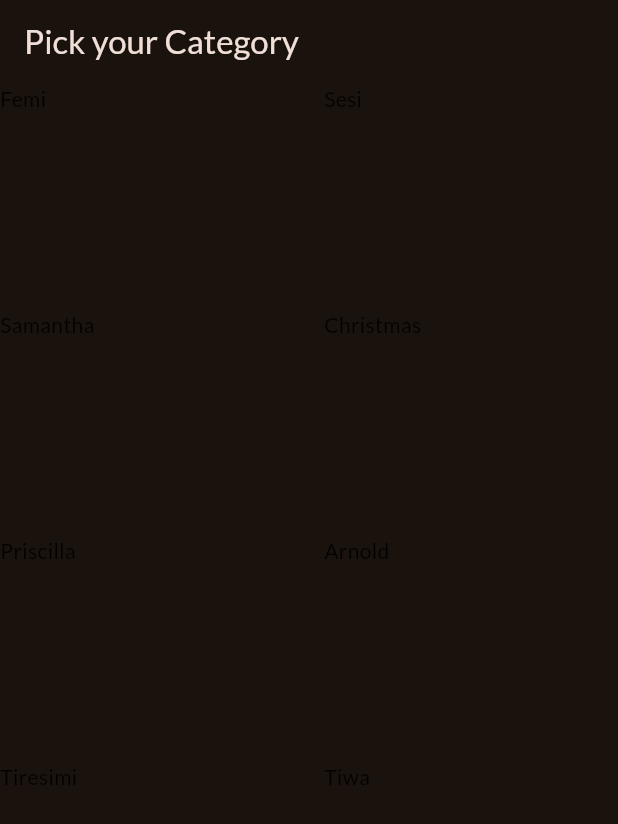
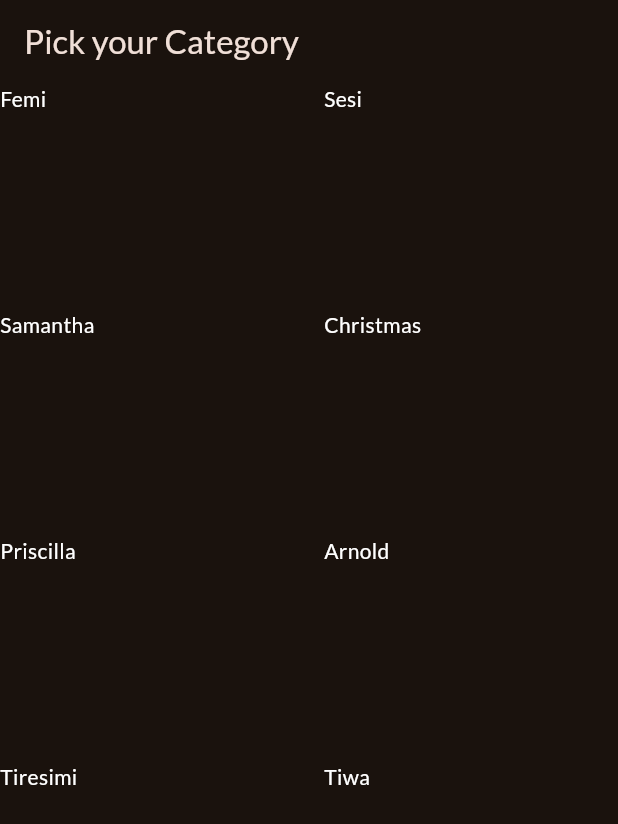
Before and after one commit to atomicstructure/meals, a Flutter app: the screen it shows after launch, on a phone screen of 412 x 824 dp. Shown: the top 824 px of the screen. Run offline on Flutter 3.47's test engine with Material 2 defaults, Android fonts, the phone set to English and light mode, and no system bars; our stand-ins replace google_fonts.

Commit message:
Added style to the Text to make the dummy data visible on the homescreen

```diff
--- a/lib/categories.dart
+++ b/lib/categories.dart
@@ -11,19 +11,44 @@ class CategoriesScreen extends StatelessWidget {
       ),
       body: GridView(
         gridDelegate: const SliverGridDelegateWithFixedCrossAxisCount(
-            crossAxisCount: 2,
-            childAspectRatio: 3 / 2,
-            crossAxisSpacing: 20,
-            mainAxisSpacing: 20),
+          crossAxisCount: 2,
+          childAspectRatio: 3 / 2,
+          crossAxisSpacing: 20,
+          mainAxisSpacing: 20,
+        ),
         children: const [
-          Text('Femi'),
-          Text('Sesi'),
-          Text('Samantha'),
-          Text('Christmas'),
-          Text('Priscilla'),
-          Text('Arnold'),
-          Text('Tiresimi'),
-          Text('Tiwa'),
+          Text(
+            'Femi',
+            style: TextStyle(color: Colors.white),
+          ),
+          Text(
+            'Sesi',
+            style: TextStyle(color: Colors.white),
+          ),
+          Text(
+            'Samantha',
+            style: TextStyle(color: Colors.white),
+          ),
+          Text(
+            'Christmas',
+            style: TextStyle(color: Colors.white),
+          ),
+          Text(
+            'Priscilla',
+            style: TextStyle(color: Colors.white),
+          ),
+          Text(
+            'Arnold',
+            style: TextStyle(color: Colors.white),
+          ),
+          Text(
+            'Tiresimi',
+            style: TextStyle(color: Colors.white),
+          ),
+          Text(
+            'Tiwa',
+            style: TextStyle(color: Colors.white),
+          ),
         ],
       ),
     );
```
